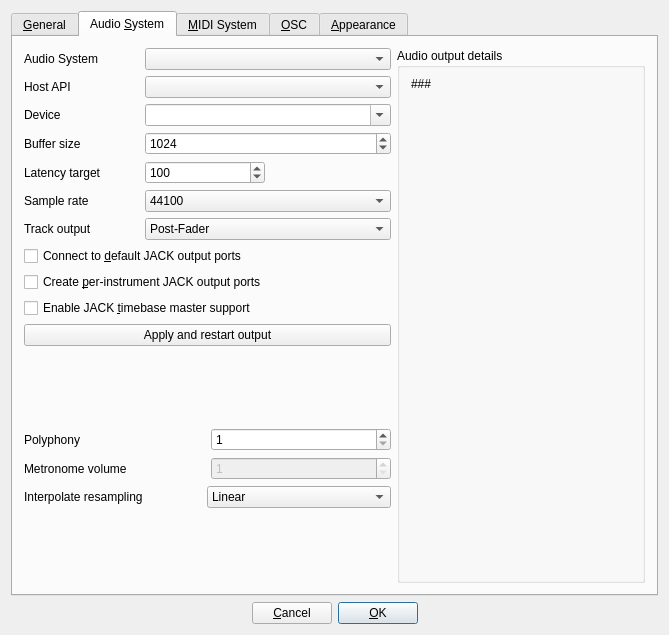
This is src/gui/src/PreferencesDialog/PreferencesDialog_UI.ui in hydrogen-music/hydrogen as Qt 5 draws it before an edit. The edited form follows.
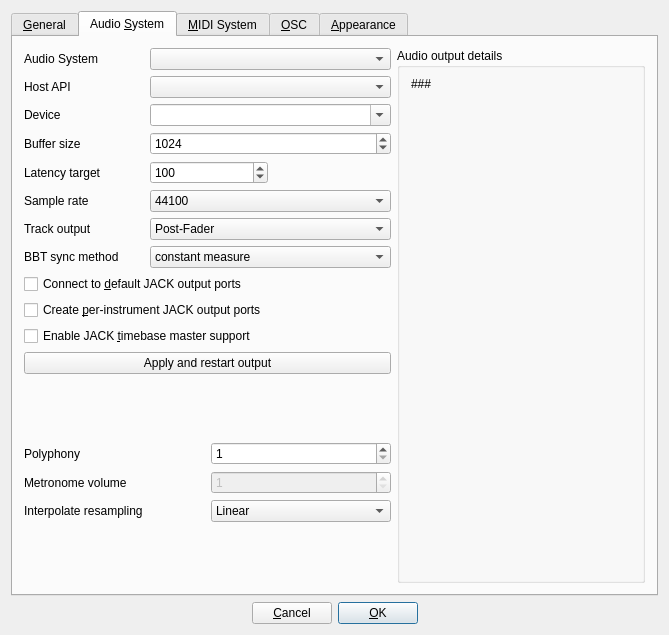
This is the edited form. The open tabs and pages were chosen to show the change. Custom widgets are drawn as their Qt base class.

Commit message:
Revert "JACK: deprecate JackBBTSync enum"
This reverts commit 9817bf08a375bbcc343eb2085f4a4af4903c5929.

Diff of the .ui file:
```diff
--- a/src/gui/src/PreferencesDialog/PreferencesDialog_UI.ui
+++ b/src/gui/src/PreferencesDialog/PreferencesDialog_UI.ui
@@ -254,41 +254,22 @@
           <layout class="QHBoxLayout" name="horizontalLayout"/>
          </item>
          <item>
-          <layout class="QGridLayout" columnstretch="1,0">
-           <item row="9" column="0">
-            <widget class="QLabel" name="trackOutputLbl">
-             <property name="minimumSize">
-              <size>
-               <width>0</width>
-               <height>22</height>
-              </size>
-             </property>
+          <layout class="QGridLayout" columnstretch="1,2">
+           <item row="3" column="0">
+            <widget class="QLabel" name="label_6">
              <property name="text">
-              <string>Track output</string>
+              <string>Audio System</string>
              </property>
             </widget>
            </item>
-           <item row="6" column="0">
-            <widget class="QLabel" name="buffer_sizeLbl">
-             <property name="minimumSize">
-              <size>
-               <width>0</width>
-               <height>22</height>
-              </size>
-             </property>
-             <property name="text">
-              <string>Buffer size</string>
-             </property>
-            </widget>
+           <item row="3" column="1">
+            <widget class="QComboBox" name="driverComboBox"/>
+           </item>
+           <item row="4" column="1">
+            <widget class="HostAPIComboBox" name="portaudioHostAPIComboBox"/>
            </item>
            <item row="9" column="1">
             <widget class="QComboBox" name="trackOutputComboBox">
-             <property name="minimumSize">
-              <size>
-               <width>246</width>
-               <height>0</height>
-              </size>
-             </property>
              <property name="currentIndex">
               <number>0</number>
              </property>
@@ -304,6 +285,32 @@
              </item>
             </widget>
            </item>
+           <item row="5" column="1">
+            <widget class="DeviceComboBox" name="m_pAudioDeviceTxt">
+             <property name="sizePolicy">
+              <sizepolicy hsizetype="Minimum" vsizetype="Fixed">
+               <horstretch>0</horstretch>
+               <verstretch>0</verstretch>
+              </sizepolicy>
+             </property>
+             <property name="editable">
+              <bool>true</bool>
+             </property>
+            </widget>
+           </item>
+           <item row="9" column="0">
+            <widget class="QLabel" name="trackOutputLbl">
+             <property name="minimumSize">
+              <size>
+               <width>0</width>
+               <height>22</height>
+              </size>
+             </property>
+             <property name="text">
+              <string>Track output</string>
+             </property>
+            </widget>
+           </item>
            <item row="4" column="0">
             <widget class="QLabel" name="portaudioHostAPILabel">
              <property name="text">
@@ -311,49 +318,27 @@
              </property>
             </widget>
            </item>
-           <item row="7" column="0">
-            <widget class="QLabel" name="latencyTargetLabel">
-             <property name="text">
-              <string>Latency target</string>
-             </property>
-            </widget>
-           </item>
-           <item row="3" column="1">
-            <widget class="QComboBox" name="driverComboBox">
+           <item row="10" column="0">
+            <widget class="QLabel" name="jackBBTSyncLbl">
              <property name="minimumSize">
               <size>
-               <width>246</width>
-               <height>0</height>
+               <width>0</width>
+               <height>22</height>
               </size>
              </property>
+             <property name="toolTip">
+              <string>Specifies the variable, which has to remain constant in order to guarantee a working synchronization and relocation in the presence of another Jack timebase master.</string>
+             </property>
+             <property name="text">
+              <string>BBT sync method</string>
+             </property>
             </widget>
            </item>
-           <item row="7" column="1">
-            <layout class="QHBoxLayout" name="horizontalLayout_11">
-             <item>
-              <widget class="QSpinBox" name="latencyTargetSpinBox">
-               <property name="maximum">
-                <number>48000</number>
-               </property>
-               <property name="value">
-                <number>100</number>
-               </property>
-              </widget>
-             </item>
-             <item>
-              <widget class="QLabel" name="latencyValueLabel">
-               <property name="text">
-                <string/>
-               </property>
-              </widget>
-             </item>
-            </layout>
-           </item>
            <item row="6" column="1">
             <widget class="QSpinBox" name="bufferSizeSpinBox">
              <property name="minimumSize">
               <size>
-               <width>246</width>
+               <width>0</width>
                <height>22</height>
               </size>
              </property>
@@ -371,14 +356,45 @@
              </property>
             </widget>
            </item>
+           <item row="10" column="1">
+            <widget class="QComboBox" name="jackBBTSyncComboBox">
+             <property name="minimumSize">
+              <size>
+               <width>0</width>
+               <height>22</height>
+              </size>
+             </property>
+             <property name="toolTip">
+              <string>Specifies the variable, which has to remain constant in order to guarantee a working synchronization and relocation in the presence of another Jack timebase master.</string>
+             </property>
+             <item>
+              <property name="text">
+               <string>constant measure</string>
+              </property>
+             </item>
+             <item>
+              <property name="text">
+               <string>matching bars</string>
+              </property>
+             </item>
+            </widget>
+           </item>
+           <item row="5" column="0">
+            <widget class="QLabel" name="audioDeviceLbl">
+             <property name="text">
+              <string>Device</string>
+             </property>
+            </widget>
+           </item>
+           <item row="7" column="0">
+            <widget class="QLabel" name="latencyTargetLabel">
+             <property name="text">
+              <string>Latency target</string>
+             </property>
+            </widget>
+           </item>
            <item row="8" column="1">
             <widget class="QComboBox" name="sampleRateComboBox">
-             <property name="minimumSize">
-              <size>
-               <width>246</width>
-               <height>0</height>
-              </size>
-             </property>
              <property name="currentIndex">
               <number>0</number>
              </property>
@@ -404,21 +420,17 @@
              </item>
             </widget>
            </item>
-           <item row="5" column="0">
-            <widget class="QLabel" name="audioDeviceLbl">
-             <property name="text">
-              <string>Device</string>
-             </property>
-            </widget>
-           </item>
-           <item row="4" column="1">
-            <widget class="HostAPIComboBox" name="portaudioHostAPIComboBox">
+           <item row="6" column="0">
+            <widget class="QLabel" name="buffer_sizeLbl">
              <property name="minimumSize">
               <size>
-               <width>246</width>
-               <height>0</height>
+               <width>0</width>
+               <height>22</height>
               </size>
              </property>
+             <property name="text">
+              <string>Buffer size</string>
+             </property>
             </widget>
            </item>
            <item row="8" column="0">
@@ -434,31 +446,26 @@
              </property>
             </widget>
            </item>
-           <item row="3" column="0">
-            <widget class="QLabel" name="label_6">
-             <property name="text">
-              <string>Audio System</string>
-             </property>
-            </widget>
-           </item>
-           <item row="5" column="1">
-            <widget class="DeviceComboBox" name="m_pAudioDeviceTxt">
-             <property name="sizePolicy">
-              <sizepolicy hsizetype="Minimum" vsizetype="Fixed">
-               <horstretch>0</horstretch>
-               <verstretch>0</verstretch>
-              </sizepolicy>
-             </property>
-             <property name="minimumSize">
-              <size>
-               <width>246</width>
-               <height>0</height>
-              </size>
-             </property>
-             <property name="editable">
-              <bool>true</bool>
-             </property>
-            </widget>
+           <item row="7" column="1">
+            <layout class="QHBoxLayout" name="horizontalLayout_11">
+             <item>
+              <widget class="QSpinBox" name="latencyTargetSpinBox">
+               <property name="maximum">
+                <number>48000</number>
+               </property>
+               <property name="value">
+                <number>100</number>
+               </property>
+              </widget>
+             </item>
+             <item>
+              <widget class="QLabel" name="latencyValueLabel">
+               <property name="text">
+                <string/>
+               </property>
+              </widget>
+             </item>
+            </layout>
            </item>
           </layout>
          </item>
@@ -589,12 +596,6 @@
            </item>
            <item>
             <widget class="QComboBox" name="resampleComboBox">
-             <property name="minimumSize">
-              <size>
-               <width>184</width>
-               <height>0</height>
-              </size>
-             </property>
              <item>
               <property name="text">
                <string>Linear</string>
```
Left out of the diff: 52 changed lines with no effect on the pictures. The commit also changes 4 other files.
